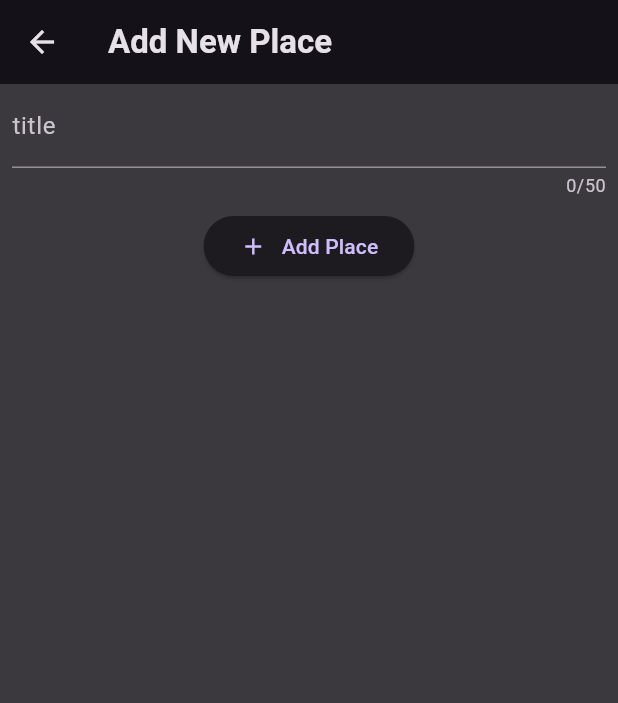
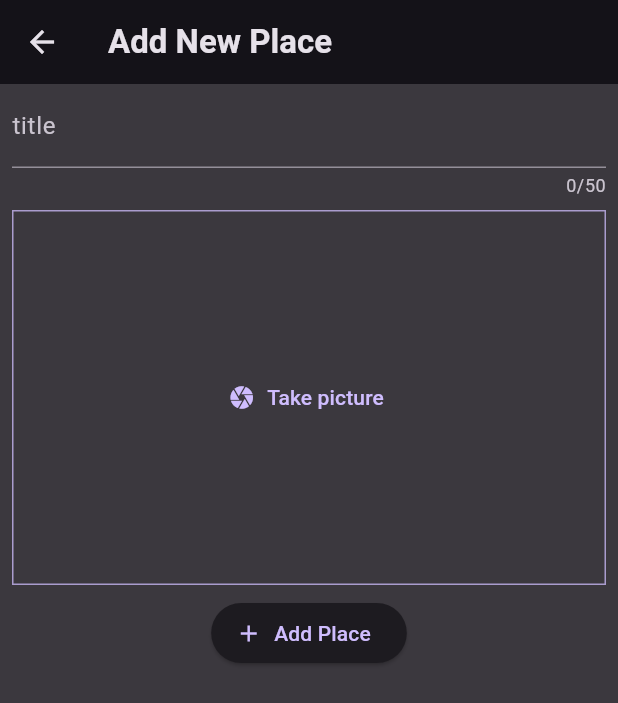
Before and after one commit to ABorham190/favorite-places-flutter, a Flutter app: the screen it shows after launch, after a tap on the "add" icon, on a phone screen of 412 x 824 dp. Shown: the top 703 px of the screen. Run offline on Flutter 3.47's test engine with Material 3 defaults, Android fonts, the phone set to English and light mode, and no system bars; our stand-ins replace flutter_riverpod, google_fonts, image_picker, riverpod.

Commit message:
add photo and retrive it in place details

```diff
--- a/lib/models/place.dart
+++ b/lib/models/place.dart
@@ -1,8 +1,14 @@
+import 'dart:io';
+import 'package:uuid/uuid.dart';
+
+var uuid = const Uuid();
+
 class Place {
-  const Place({
-    required this.id,
+  Place({
     required this.name,
-  });
+    required this.image,
+  }) : id = uuid.v4();
   final String id;
   final String name;
+  File image;
 }
--- a/lib/screens/add_new_place_screen.dart
+++ b/lib/screens/add_new_place_screen.dart
@@ -1,3 +1,6 @@
+import 'dart:io';
+
+import 'package:favorite_places/widgets/input_image.dart';
 import 'package:flutter/material.dart';
 import 'package:flutter_riverpod/flutter_riverpod.dart';
 import 'package:favorite_places/providers/your_places_Provider.dart';
@@ -9,10 +12,15 @@ class AddNewPlaceScreen extends ConsumerWidget {
 
   @override
   Widget build(BuildContext context, WidgetRef ref) {
+    File? selectedImage;
+    String? placeTitle;
     final formKey = GlobalKey<FormState>();
     void save() {
       if (formKey.currentState!.validate()) {
         formKey.currentState!.save();
+        ref
+            .read(yourPlacesProvider.notifier)
+            .addPlace(placeTitle!, selectedImage!);
         Navigator.of(context).pop();
       }
     }
@@ -21,14 +29,14 @@ class AddNewPlaceScreen extends ConsumerWidget {
       appBar: AppBar(
         title: const Text('Add New Place'),
       ),
-      body: Form(
+      body: SingleChildScrollView(
+        padding: const EdgeInsets.symmetric(horizontal: 8),
+        child: Form(
           key: formKey,
           child: Column(
             mainAxisSize: MainAxisSize.min,
             children: [
-            Padding(
-              padding: const EdgeInsets.symmetric(horizontal: 8),
-              child: TextFormField(
+              TextFormField(
                 maxLength: 50,
                 decoration: const InputDecoration(
                   label: Text(
@@ -47,27 +55,27 @@ class AddNewPlaceScreen extends ConsumerWidget {
                   return null;
                 },
                 onSaved: (value) {
-                  ref.read(yourPlacesProvider.notifier).addPlace(value!);
+                  placeTitle = value!;
                 },
-              ),
               ),
               const SizedBox(
                 height: 8,
               ),
-            ElevatedButton(
+              InputImage(
+                onPickImage: (image) {
+                  selectedImage = image;
+                },
+              ),
+              const SizedBox(
+                height: 8,
+              ),
+              ElevatedButton.icon(
                 onPressed: save,
-              child: const Row(
-                mainAxisSize: MainAxisSize.min,
-                children: [
-                  Icon(Icons.add),
-                  SizedBox(
-                    width: 10,
+                label: const Text('Add Place'),
+                icon: const Icon(Icons.add),
               ),
-                  Text('Add Place'),
             ],
           ),
-            ),
-          ],
         ),
       ),
     );
--- a/lib/screens/your_places_screen.dart
+++ b/lib/screens/your_places_screen.dart
@@ -12,7 +12,7 @@ class YourPlacesScreen extends ConsumerWidget {
   void _addNewPlace(BuildContext context) {
     Navigator.of(context).push(
       MaterialPageRoute(builder: (context) {
-        return AddNewPlaceScreen();
+        return const AddNewPlaceScreen();
       }),
     );
   }
@@ -54,7 +54,12 @@ class YourPlacesScreen extends ConsumerWidget {
           ),
         ],
       ),
-      body: content,
+      body: Padding(
+        padding: const EdgeInsets.symmetric(
+          vertical: 8,
+        ),
+        child: content,
+      ),
     );
   }
 }
--- /dev/null
+++ b/lib/widgets/input_image.dart
@@ -0,0 +1,71 @@
+import 'dart:io';
+
+import 'package:flutter/material.dart';
+import 'package:image_picker/image_picker.dart';
+
+class InputImage extends StatefulWidget {
+  const InputImage({
+    super.key,
+    required this.onPickImage,
+  });
+
+  final void Function(File image) onPickImage;
+  @override
+  State<InputImage> createState() {
+    return _InputImage();
+  }
+}
+
+class _InputImage extends State<InputImage> {
+  File? _selectedImage;
+  void _takePicture() async {
+    final imagePicker = ImagePicker();
+    final image = await imagePicker.pickImage(
+      source: ImageSource.camera,
+    );
+    if (image == null) {
+      return;
+    }
+    setState(() {
+      _selectedImage = File(image.path);
+    });
+
+    widget.onPickImage(_selectedImage!);
+  }
+
+  @override
+  Widget build(BuildContext context) {
+    Widget content = TextButton.icon(
+      onPressed: _takePicture,
+      label: const Text('Take picture'),
+      icon: const Icon(
+        Icons.camera,
+      ),
+    );
+
+    if (_selectedImage != null) {
+      content = GestureDetector(
+        onTap: _takePicture,
+        child: Image.file(
+          _selectedImage!,
+          fit: BoxFit.cover,
+          height: double.infinity,
+          width: double.infinity,
+        ),
+      );
+    }
+
+    return Container(
+      height: 250,
+      width: double.infinity,
+      alignment: Alignment.center,
+      decoration: BoxDecoration(
+        border: Border.all(
+          color: Theme.of(context).colorScheme.primary.withOpacity(.75),
+          width: 1,
+        ),
+      ),
+      child: content,
+    );
+  }
+}
--- a/pubspec.yaml
+++ b/pubspec.yaml
@@ -38,6 +38,8 @@ dependencies:
   google_fonts: ^6.2.1
   riverpod: ^2.6.1
   flutter_riverpod: ^2.6.1
+  image_picker: ^1.1.2
+  uuid: ^4.5.1
 
 dev_dependencies:
   flutter_test:
```
Also changed, not shown: lib/providers/your_places_Provider.dart (+11 -3 lines), lib/screens/place_details_screen.dart (+9 -5 lines), lib/widgets/place_list_item.dart (+17 -10 lines), pubspec.lock, 6 other files. Lines whose indentation alone changed are shown as unchanged.
